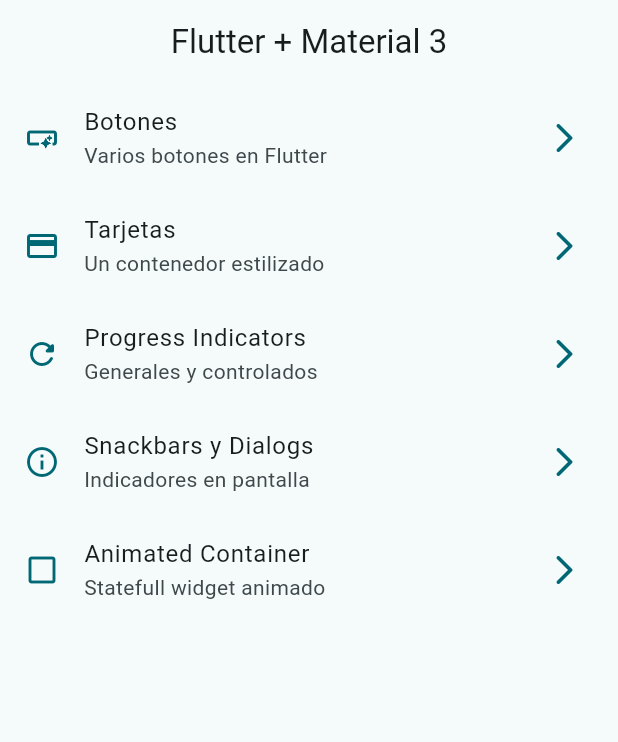
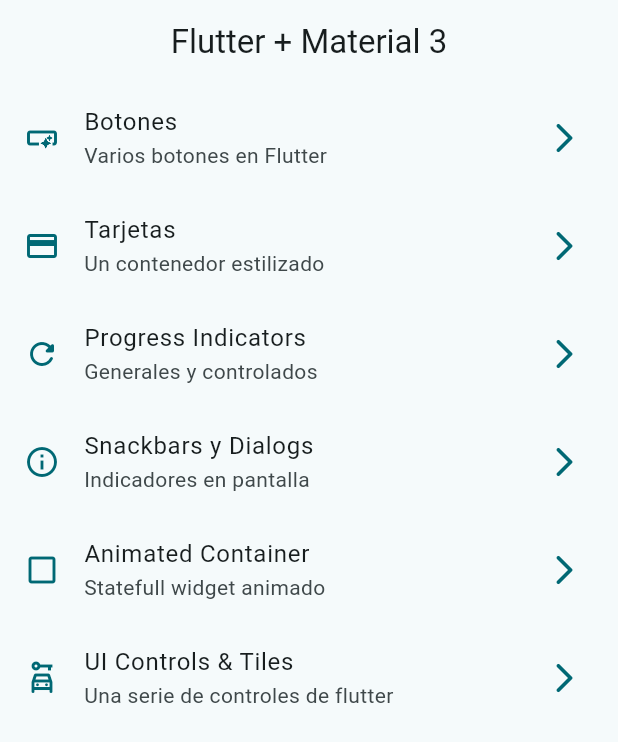
Before and after one commit to AJMG-95/widgets_app, a Flutter app: the screen it shows after launch, on a phone screen of 412 x 824 dp. Shown: the top 742 px of the screen. Run offline on Flutter 3.47's test engine with Material 3 defaults, Android fonts, the phone set to English and light mode, and no system bars; our stand-ins replace go_router.

```diff
--- a/lib/config/menu/menu_item.dart
+++ b/lib/config/menu/menu_item.dart
@@ -40,4 +40,9 @@ const appMenuIntems = <MenuItem>[
       subtitle: 'Statefull widget animado',
       link: '/animated',
       icon: Icons.check_box_outline_blank_outlined),
+  MenuItem(
+      title: 'UI Controls & Tiles',
+      subtitle: 'Una serie de controles de flutter',
+      link: '/ui-controls',
+      icon: Icons.car_rental_outlined),
 ];
--- a/lib/config/router/app_router.dart
+++ b/lib/config/router/app_router.dart
@@ -35,5 +35,10 @@ final appRouter = GoRouter(
       name: AnimatedScreen.name,
       builder: (context, state) => const AnimatedScreen(),
     ),
+    GoRoute(
+      path: '/ui-controls',
+      name: UiControlsScreens.name,
+      builder: (context, state) => const UiControlsScreens(),
+    ),
   ],
 );
```
Also changed, not shown: lib/presentation/screens/ui_controls/ui_controls_screens.dart (+74 -1 lines).
